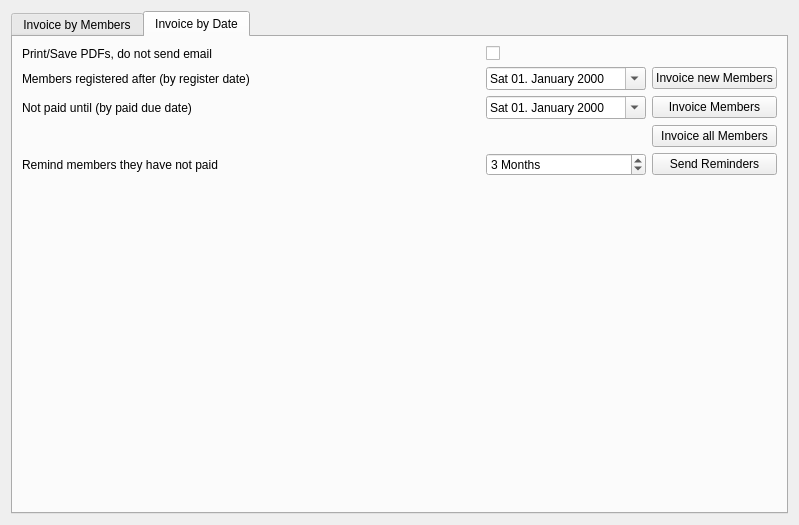
The window that forms/invoicewizard.ui (LukyLuke/PiTres) describes before a commit, drawn with Qt 5.
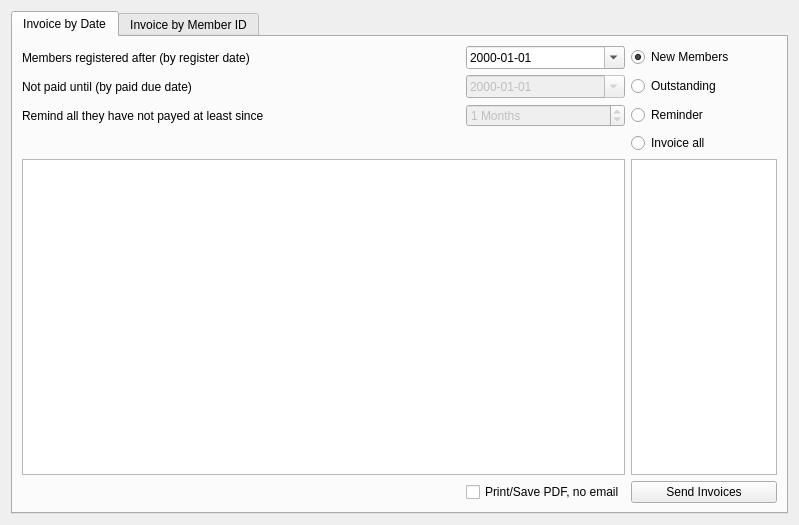
The same window after the commit. The open tabs and pages were chosen to show the change. Icons and pictures are not drawn.

Commit message: #35 Preview table added incl a model. Changed the gui for this to be more intuitive

```diff
--- a/forms/invoicewizard.ui
+++ b/forms/invoicewizard.ui
@@ -29,6 +29,176 @@
      <property name="currentIndex">
       <number>0</number>
      </property>
+     <widget class="QWidget" name="by_date">
+      <attribute name="title">
+       <string>Invoice by Date</string>
+      </attribute>
+      <layout class="QGridLayout" name="gridLayout_2" columnstretch="3,1,1">
+       <item row="8" column="1">
+        <widget class="QCheckBox" name="checkPrintDate">
+         <property name="text">
+          <string>Print/Save PDF, no email</string>
+         </property>
+        </widget>
+       </item>
+       <item row="7" column="0" colspan="2">
+        <widget class="QTableView" name="previewTable">
+         <property name="selectionBehavior">
+          <enum>QAbstractItemView::SelectRows</enum>
+         </property>
+         <property name="wordWrap">
+          <bool>false</bool>
+         </property>
+         <attribute name="verticalHeaderVisible">
+          <bool>false</bool>
+         </attribute>
+        </widget>
+       </item>
+       <item row="3" column="0">
+        <widget class="QLabel" name="label_2">
+         <property name="text">
+          <string>Members registered after (by register date)</string>
+         </property>
+        </widget>
+       </item>
+       <item row="3" column="1">
+        <widget class="QDateEdit" name="newMemberDate">
+         <property name="displayFormat">
+          <string>yyyy-MM-dd</string>
+         </property>
+         <property name="calendarPopup">
+          <bool>true</bool>
+         </property>
+        </widget>
+       </item>
+       <item row="4" column="0">
+        <widget class="QLabel" name="label_4">
+         <property name="text">
+          <string>Not paid until (by paid due date)</string>
+         </property>
+        </widget>
+       </item>
+       <item row="4" column="1">
+        <widget class="QDateEdit" name="memberUntil">
+         <property name="enabled">
+          <bool>false</bool>
+         </property>
+         <property name="displayFormat">
+          <string>yyyy-MM-dd</string>
+         </property>
+         <property name="calendarPopup">
+          <bool>true</bool>
+         </property>
+        </widget>
+       </item>
+       <item row="5" column="1">
+        <widget class="QSpinBox" name="reminderChooser">
+         <property name="enabled">
+          <bool>false</bool>
+         </property>
+         <property name="suffix">
+          <string> Months</string>
+         </property>
+         <property name="maximum">
+          <number>240</number>
+         </property>
+         <property name="value">
+          <number>1</number>
+         </property>
+        </widget>
+       </item>
+       <item row="8" column="2">
+        <widget class="QPushButton" name="doSendButton">
+         <property name="text">
+          <string>Send Invoices</string>
+         </property>
+         <property name="icon">
+          <iconset resource="../PiTres.qrc">
+           <normaloff>:/icons/resources/icons/cashier.png</normaloff>:/icons/resources/icons/cashier.png</iconset>
+         </property>
+        </widget>
+       </item>
+       <item row="8" column="0">
+        <spacer name="horizontalSpacer_2">
+         <property name="orientation">
+          <enum>Qt::Horizontal</enum>
+         </property>
+         <property name="sizeHint" stdset="0">
+          <size>
+           <width>40</width>
+           <height>20</height>
+          </size>
+         </property>
+        </spacer>
+       </item>
+       <item row="5" column="0">
+        <widget class="QLabel" name="label_5">
+         <property name="text">
+          <string>Remind all they have not payed at least since</string>
+         </property>
+        </widget>
+       </item>
+       <item row="6" column="0" colspan="2">
+        <spacer name="horizontalSpacer_3">
+         <property name="orientation">
+          <enum>Qt::Horizontal</enum>
+         </property>
+         <property name="sizeHint" stdset="0">
+          <size>
+           <width>40</width>
+           <height>20</height>
+          </size>
+         </property>
+        </spacer>
+       </item>
+       <item row="3" column="2">
+        <widget class="QRadioButton" name="radioNew">
+         <property name="text">
+          <string>New Members</string>
+         </property>
+         <property name="checked">
+          <bool>true</bool>
+         </property>
+         <attribute name="buttonGroup">
+          <string notr="true">buttonGroup</string>
+         </attribute>
+        </widget>
+       </item>
+       <item row="4" column="2">
+        <widget class="QRadioButton" name="radioPaidDue">
+         <property name="text">
+          <string>Outstanding</string>
+         </property>
+         <attribute name="buttonGroup">
+          <string notr="true">buttonGroup</string>
+         </attribute>
+        </widget>
+       </item>
+       <item row="5" column="2">
+        <widget class="QRadioButton" name="radioReminder">
+         <property name="text">
+          <string>Reminder</string>
+         </property>
+         <attribute name="buttonGroup">
+          <string notr="true">buttonGroup</string>
+         </attribute>
+        </widget>
+       </item>
+       <item row="6" column="2">
+        <widget class="QRadioButton" name="radioAll">
+         <property name="text">
+          <string>Invoice all</string>
+         </property>
+         <attribute name="buttonGroup">
+          <string notr="true">buttonGroup</string>
+         </attribute>
+        </widget>
+       </item>
+       <item row="7" column="2">
+        <widget class="QListWidget" name="sectionList"/>
+       </item>
+      </layout>
+     </widget>
      <widget class="QWidget" name="members">
       <property name="sizePolicy">
        <sizepolicy hsizetype="Expanding" vsizetype="Expanding">
@@ -37,7 +207,7 @@
        </sizepolicy>
       </property>
       <attribute name="title">
-       <string>Invoice by Members</string>
+       <string>Invoice by Member ID</string>
       </attribute>
       <layout class="QGridLayout" name="gridLayout">
        <item row="0" column="0">
@@ -122,138 +292,6 @@
        </item>
       </layout>
      </widget>
-     <widget class="QWidget" name="by_date">
-      <attribute name="title">
-       <string>Invoice by Date</string>
-      </attribute>
-      <layout class="QGridLayout" name="gridLayout_2">
-       <item row="6" column="2">
-        <widget class="QPushButton" name="btnSendReminder">
-         <property name="text">
-          <string>Send Reminders</string>
-         </property>
-        </widget>
-       </item>
-       <item row="5" column="2">
-        <widget class="QPushButton" name="btnInvoiceAll">
-         <property name="text">
-          <string>Invoice all Members</string>
-         </property>
-        </widget>
-       </item>
-       <item row="4" column="2">
-        <widget class="QPushButton" name="btnInvoiceUntil">
-         <property name="text">
-          <string>Invoice Members</string>
-         </property>
-        </widget>
-       </item>
-       <item row="3" column="2">
-        <widget class="QPushButton" name="btnInvoiceNew">
-         <property name="text">
-          <string>Invoice new Members</string>
-         </property>
-        </widget>
-       </item>
-       <item row="3" column="0">
-        <widget class="QLabel" name="label_2">
-         <property name="text">
-          <string>Members registered after (by register date)</string>
-         </property>
-        </widget>
-       </item>
-       <item row="3" column="1">
-        <widget class="QDateEdit" name="newMemberDate">
-         <property name="displayFormat">
-          <string>ddd dd. MMMM yyyy</string>
-         </property>
-         <property name="calendarPopup">
-          <bool>true</bool>
-         </property>
-        </widget>
-       </item>
-       <item row="4" column="0">
-        <widget class="QLabel" name="label_4">
-         <property name="text">
-          <string>Not paid until (by paid due date)</string>
-         </property>
-        </widget>
-       </item>
-       <item row="4" column="1">
-        <widget class="QDateEdit" name="memberUntil">
-         <property name="displayFormat">
-          <string>ddd dd. MMMM yyyy</string>
-         </property>
-         <property name="calendarPopup">
-          <bool>true</bool>
-         </property>
-        </widget>
-       </item>
-       <item row="2" column="1">
-        <widget class="QCheckBox" name="checkPrintDate">
-         <property name="text">
-          <string/>
-         </property>
-        </widget>
-       </item>
-       <item row="2" column="0">
-        <widget class="QLabel" name="label_3">
-         <property name="text">
-          <string>Print/Save PDFs, do not send email</string>
-         </property>
-         <property name="wordWrap">
-          <bool>true</bool>
-         </property>
-        </widget>
-       </item>
-       <item row="7" column="2">
-        <spacer name="verticalSpacer">
-         <property name="orientation">
-          <enum>Qt::Vertical</enum>
-         </property>
-         <property name="sizeHint" stdset="0">
-          <size>
-           <width>20</width>
-           <height>40</height>
-          </size>
-         </property>
-        </spacer>
-       </item>
-       <item row="7" column="0">
-        <spacer name="horizontalSpacer_2">
-         <property name="orientation">
-          <enum>Qt::Horizontal</enum>
-         </property>
-         <property name="sizeHint" stdset="0">
-          <size>
-           <width>40</width>
-           <height>20</height>
-          </size>
-         </property>
-        </spacer>
-       </item>
-       <item row="6" column="0">
-        <widget class="QLabel" name="label_5">
-         <property name="text">
-          <string>Remind members they have not paid</string>
-         </property>
-        </widget>
-       </item>
-       <item row="6" column="1">
-        <widget class="QSpinBox" name="reminderChooser">
-         <property name="suffix">
-          <string> Months</string>
-         </property>
-         <property name="maximum">
-          <number>240</number>
-         </property>
-         <property name="value">
-          <number>3</number>
-         </property>
-        </widget>
-       </item>
-      </layout>
-     </widget>
     </widget>
    </item>
   </layout>
```
Left out of the diff: 19 changed lines with no effect on the pictures. The commit also changes 5 other files.
